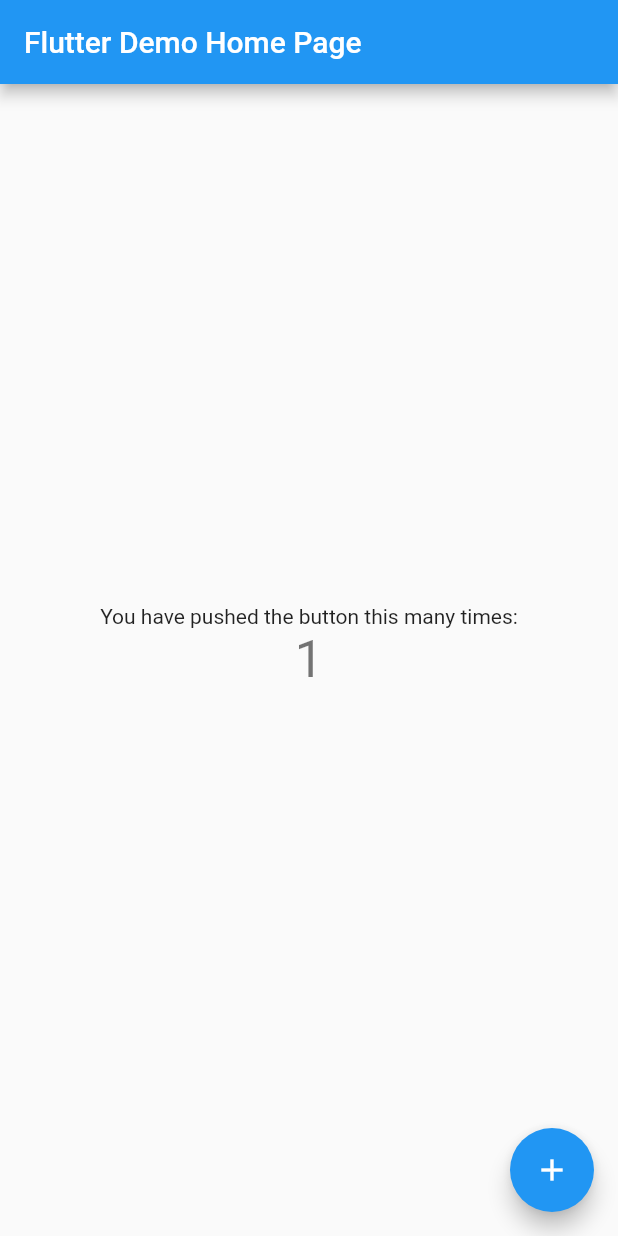
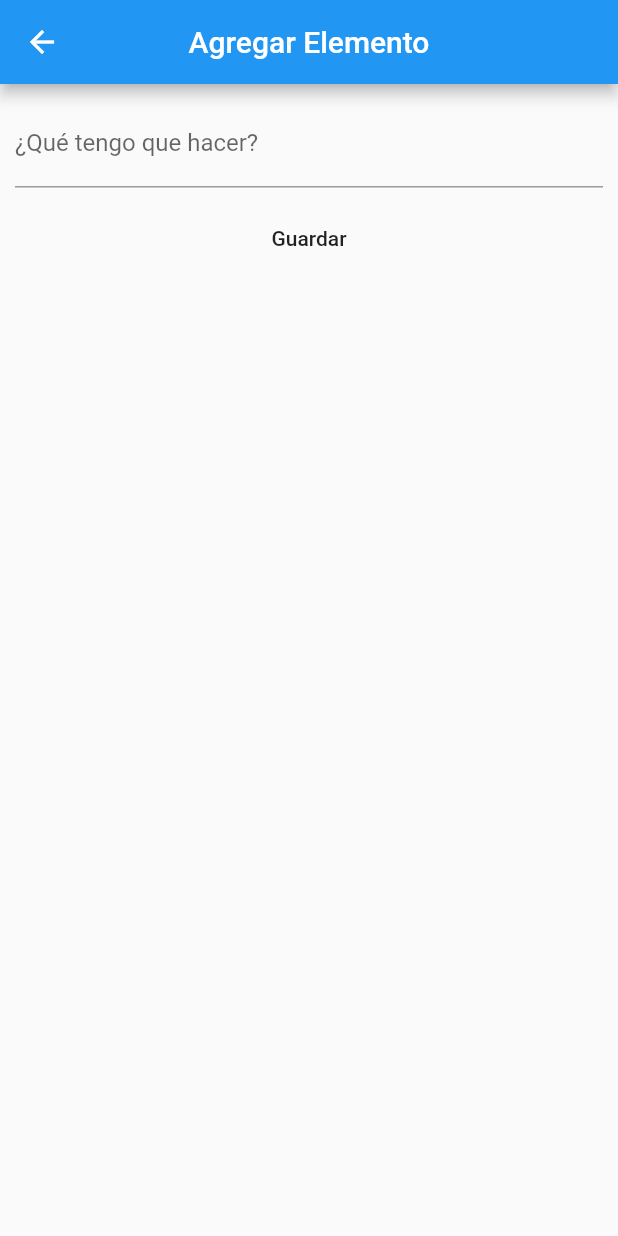
Before and after one commit to InnatoDevelopers/to_do-Flutter, a Flutter app: the screen it shows after launch, after a tap on the "add" icon, on a phone screen of 412 x 824 dp. Run offline on Flutter 3.47's test engine with Material 2 defaults, Android fonts, the phone set to English and light mode, and no system bars; our stand-ins replace cloud_firestore; accounts and stored records are empty.

```diff
--- /dev/null
+++ b/lib/ToDo.class.dart
@@ -0,0 +1,47 @@
+import 'package:cloud_firestore/cloud_firestore.dart';
+
+class ToDo {
+  String queHacer;
+  String id;
+
+  String get getQueHacer => queHacer;
+  String get getId => id;
+
+  void setQueHacer(String queHacer) {
+    this.queHacer = queHacer;
+  }
+
+  ToDo({this.queHacer, this.id});
+
+  Future<List<ToDo>> getListToDo() async {
+    List<ToDo> listTodo = [];
+    QuerySnapshot documents =
+        await Firestore.instance.collection('to_do').getDocuments();
+
+    for (DocumentSnapshot doc in documents.documents) {
+      ToDo toDo =
+          ToDo(queHacer: doc.data['queHacer'].toString(), id: doc.documentID);
+      listTodo.add(toDo);
+    }
+
+    return listTodo;
+  }
+
+  Future<ToDo> getToDoByID(String id) async {
+    DocumentSnapshot doc =
+        await Firestore.instance.collection("to_do").document(id).get();
+    if (doc != null) {
+      print(doc.data);
+      return new ToDo(id: id, queHacer: doc.data['queHacer']);
+    }
+  }
+
+  Future<void> deleteToDoByID(String id) async {
+    try {
+      await Firestore.instance.collection("to_do").document(id).delete();
+      print("Eliminado");
+    } catch (error) {
+      print(error);
+    }
+  }
+}
--- /dev/null
+++ b/lib/form.dart
@@ -0,0 +1,90 @@
+import 'package:cloud_firestore/cloud_firestore.dart';
+import 'package:flutter/material.dart';
+
+class Formulario extends StatefulWidget {
+  final String id;
+  final String queHacer;
+  Formulario({Key key, this.id, this.queHacer}) : super(key: key);
+
+  @override
+  _FormularioState createState() => _FormularioState();
+}
+
+class _FormularioState extends State<Formulario> {
+  final _formKey = GlobalKey<FormState>();
+  String queHacer = "";
+
+  @override
+  void initState() {
+    // TODO: implement initState
+    super.initState();
+    if(widget.id != null && widget.queHacer != null){
+      setState(() {
+        queHacer=widget.queHacer;
+      });
+    }
+  }
+
+  @override
+  Widget build(BuildContext context) {
+    return Scaffold(
+      appBar: AppBar(
+        title: Text("Agregar Elemento"),
+        centerTitle: true,
+      ),
+      body: Container(
+          padding: EdgeInsets.all(10),
+          alignment: Alignment.center,
+          child: Form(
+            key: _formKey,
+            child: Column(
+              children: <Widget>[
+                TextFormField(
+                  initialValue: queHacer,
+                  decoration:
+                      InputDecoration(labelText: "¿Qué tengo que hacer?"),
+                  validator: (value) {
+                    if (value.isEmpty) {
+                      return "Di que tienes que hacer.";
+                    } else {
+                      setState(() {
+                        queHacer = value;
+                      });
+                      return null;
+                    }
+                  },
+                ),
+                Padding(
+                  padding: EdgeInsets.only(top: 10.0),
+                  child: Center(
+                    child: FlatButton(
+                      onPressed: () {
+                        if (_formKey.currentState.validate()) {
+                          if(widget.id != null){
+                             Firestore.instance
+                              .collection("to_do").document(widget.id)
+                              .updateData({"queHacer": queHacer}).then((onUpdated) {
+                                print("actualizado");
+                            Navigator.pop(context);
+                          });
+                          }else{
+                             Firestore.instance
+                              .collection("to_do")
+                              .add({"queHacer": queHacer}).then((onaded) {
+                                print("guardado");
+                            Navigator.pop(context);
+                          });
+                          }
+
+                        }
+                      },
+                      child: Text(widget.id != null ?  "Actualizar": "Guardar"),
+                    ),
+                  ),
+                )
+              ],
+            ),
+          )),
+    );
+  }
+}
--- a/lib/main.dart
+++ b/lib/main.dart
@@ -1,5 +1,7 @@
 import 'package:cloud_firestore/cloud_firestore.dart';
 import 'package:flutter/material.dart';
+import './ToDo.class.dart';
+import './form.dart';
 
 void main() => runApp(MyApp());
 
@@ -21,7 +23,8 @@ class MyApp extends StatelessWidget {
         // is not restarted.
         primarySwatch: Colors.blue,
       ),
-      home: MyHomePage(title: 'Flutter Demo Home Page'),
+      home: MyHomePage(title: '¿Qué debo hacer?'),
+      routes: {"/form": (context) => new Formulario()},
     );
   }
 }
@@ -45,36 +48,61 @@ class MyHomePage extends StatefulWidget {
 }
 
 class _MyHomePageState extends State<MyHomePage> {
-  int _counter = 0;
-  String textoPrueba = "";
-
-  Future<void> getDataFromFirestore() async{
-
-     QuerySnapshot data = await  Firestore.instance.collection('to_do').getDocuments();
-
-     if(data != null){
-       setState(() {
-         textoPrueba = data.documents[0].data['Prueba'];
-       });
-     }
-  }
+  ToDo toDo = new ToDo();
+  List<ToDo> listTodo = [];
 
   @override
   void initState() {
     // TODO: implement initState
     super.initState();
-    this.getDataFromFirestore();
+
+    //listener Firestore
+    Firestore.instance.collection("to_do").snapshots().listen((onData) {
+      if (onData.documentChanges.length == 1) {
+        for (DocumentChange docChange in onData.documentChanges) {
+          DocumentSnapshot doc = docChange.document;
+          if (docChange.type == DocumentChangeType.added) {
+            ToDo newToDo =
+                new ToDo(id: doc.documentID, queHacer: doc.data["queHacer"]);
+            setState(() {
+              listTodo.add(newToDo);
+            });
+          } else if (docChange.type == DocumentChangeType.modified) {
+            for (var i = 0; i < listTodo.length; i++) {
+              if (listTodo[i].getId == doc.documentID) {
+                ToDo tempToDo = listTodo[i];
+                tempToDo.setQueHacer(doc.data["queHacer"].toString());
+                listTodo[i] = tempToDo;
+                setState(() {
+                  listTodo = listTodo;
+                });
+              }
+            }
+          } else if (docChange.type == DocumentChangeType.removed) {
+            listTodo.removeWhere((item) => item.getId == doc.documentID);
+            setState(() {
+              listTodo = listTodo;
+            });
+          }
+        }
+      }
+    });
+
+    this.getListToDo();
   }
 
-  void _incrementCounter() {
+  Future<void> getListToDo() async {
+    List<ToDo> listTemp = await toDo.getListToDo();
+
+    if (listTemp != null) {
       setState(() {
-      // This call to setState tells the Flutter framework that something has
-      // changed in this State, which causes it to rerun the build method below
-      // so that the display can reflect the updated values. If we changed
-      // _counter without calling setState(), then the build method would not be
-      // called again, and so nothing would appear to happen.
-      _counter++;
+        listTodo = listTemp;
       });
+    }
+  }
+
+  void _toForm() {
+    Navigator.of(context).pushNamed("/form");
   }
 
   @override
@@ -90,43 +118,68 @@ class _MyHomePageState extends State<MyHomePage> {
         // Here we take the value from the MyHomePage object that was created by
         // the App.build method, and use it to set our appbar title.
         title: Text(widget.title),
+        centerTitle: true,
       ),
-      body: Center(
-        // Center is a layout widget. It takes a single child and positions it
-        // in the middle of the parent.
-        child: Column(
-          // Column is also a layout widget. It takes a list of children and
-          // arranges them vertically. By default, it sizes itself to fit its
-          // children horizontally, and tries to be as tall as its parent.
-          //
-          // Invoke "debug painting" (press "p" in the console, choose the
-          // "Toggle Debug Paint" action from the Flutter Inspector in Android
-          // Studio, or the "Toggle Debug Paint" command in Visual Studio Code)
-          // to see the wireframe for each widget.
-          //
-          // Column has various properties to control how it sizes itself and
-          // how it positions its children. Here we use mainAxisAlignment to
-          // center the children vertically; the main axis here is the vertical
-          // axis because Columns are vertical (the cross axis would be
-          // horizontal).
-          mainAxisAlignment: MainAxisAlignment.center,
+      body: ListView(
+        children: listTodo.map((value) {
+          return Card(
+            borderOnForeground: true,
+            child: Container(
+                padding: EdgeInsets.only(left: 10.0),
+                height: 100,
+                child: Row(
                   children: <Widget>[
-            Text(
-              'You have pushed the button this many times:',
+                    Expanded(
+                      child: Text(
+                        value.getQueHacer,
+                        style: TextStyle(fontSize: 20.0),
                       ),
-            Text(
-              '$_counter',
-              style: Theme.of(context).textTheme.display1,
                     ),
-            Text(
-              textoPrueba,style: TextStyle(fontSize: 15),
+                    Expanded(
+                      child: Container(
+                        alignment: Alignment.centerRight,
+                        padding: EdgeInsets.only(right: 15.0),
+                        child: IconButton(
+                          icon: Icon(
+                            Icons.delete_forever,
+                            size: 40.0,
+                            color: Colors.red,
+                          ),
+                          onPressed: () async {
+                            await toDo.deleteToDoByID(value.getId);
+                          },
+                        ),
+                      ),
+                    ),
+                    Expanded(
+                      child: Container(
+                        alignment: Alignment.centerRight,
+                        padding: EdgeInsets.only(right: 15.0),
+                        child: IconButton(
+                          icon: Icon(
+                            Icons.arrow_right,
+                            size: 40.0,
+                          ),
+                          onPressed: () async {
+                            ToDo todoByID = await toDo.getToDoByID(value.getId);
+
+                            Navigator.of(context).push(new MaterialPageRoute(
+                                builder: (context) => new Formulario(
+                                      queHacer: todoByID.getQueHacer,
+                                      id: value.getId,
+                                    )));
+                          },
+                        ),
+                      ),
                     )
                   ],
-        ),
+                )),
+          );
+        }).toList(),
       ),
       floatingActionButton: FloatingActionButton(
-        onPressed: _incrementCounter,
-        tooltip: 'Increment',
+        onPressed: _toForm,
+        tooltip: 'Agregar',
         child: Icon(Icons.add),
       ), // This trailing comma makes auto-formatting nicer for build methods.
     );
```
Lines whose indentation alone changed are shown as unchanged.
